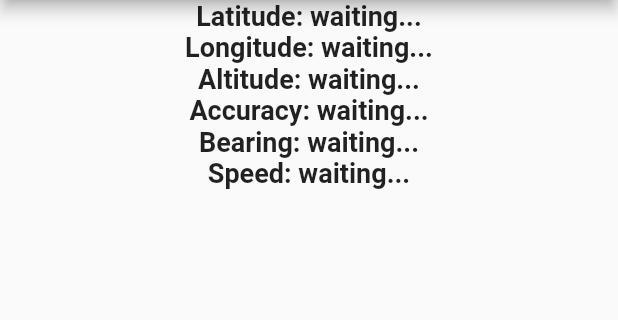
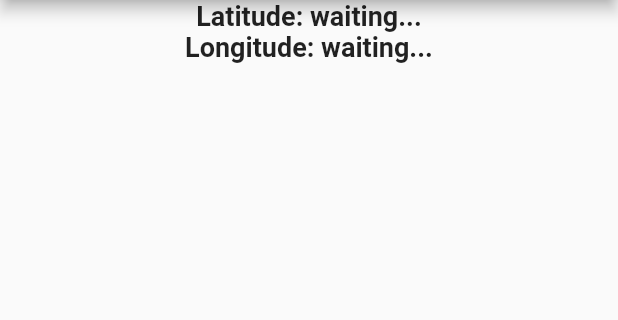
Before and after one commit to 9ine2543/quarantine_tracker, a Flutter app: the screen it shows after launch, on a phone screen of 412 x 824 dp, the part 84-404 px from its top. Run offline on Flutter 3.47's test engine with Material 2 defaults, Android fonts, the phone set to English and light mode, and no system bars; missing offline and left inert: background_location, mqtt_client.

Commit message:
Clear out unused variables

```diff
--- a/lib/main.dart
+++ b/lib/main.dart
@@ -14,10 +14,6 @@ class _MyAppState extends State<MyApp> {
   Timer geolocationTimer;
   String latitude = "waiting...";
   String longitude = "waiting...";
-  String altitude = "waiting...";
-  String accuracy = "waiting...";
-  String bearing = "waiting...";
-  String speed = "waiting...";
 
   MQTTClientWrapper mqttClientWrapper;
   void mqttSetup() {
@@ -30,19 +26,11 @@ class _MyAppState extends State<MyApp> {
       setState(() {
         this.latitude = location.latitude.toString();
         this.longitude = location.longitude.toString();
-        this.accuracy = location.accuracy.toString();
-        this.altitude = location.altitude.toString();
-        this.bearing = location.bearing.toString();
-        this.speed = location.speed.toString();
       });
 
       print("""\n
         Latitude:  $latitude
         Longitude: $longitude
-        Altitude: $altitude
-        Accuracy: $accuracy
-        Bearing:  $bearing
-        Speed: $speed
       """);
 
       print(DateTime.now().toUtc().toString());
@@ -72,10 +60,6 @@ class _MyAppState extends State<MyApp> {
             children: <Widget>[
               locationData("Latitude: " + latitude),
               locationData("Longitude: " + longitude),
-              locationData("Altitude: " + altitude),
-              locationData("Accuracy: " + accuracy),
-              locationData("Bearing: " + bearing),
-              locationData("Speed: " + speed),
             ],
           ),
         ),
```
